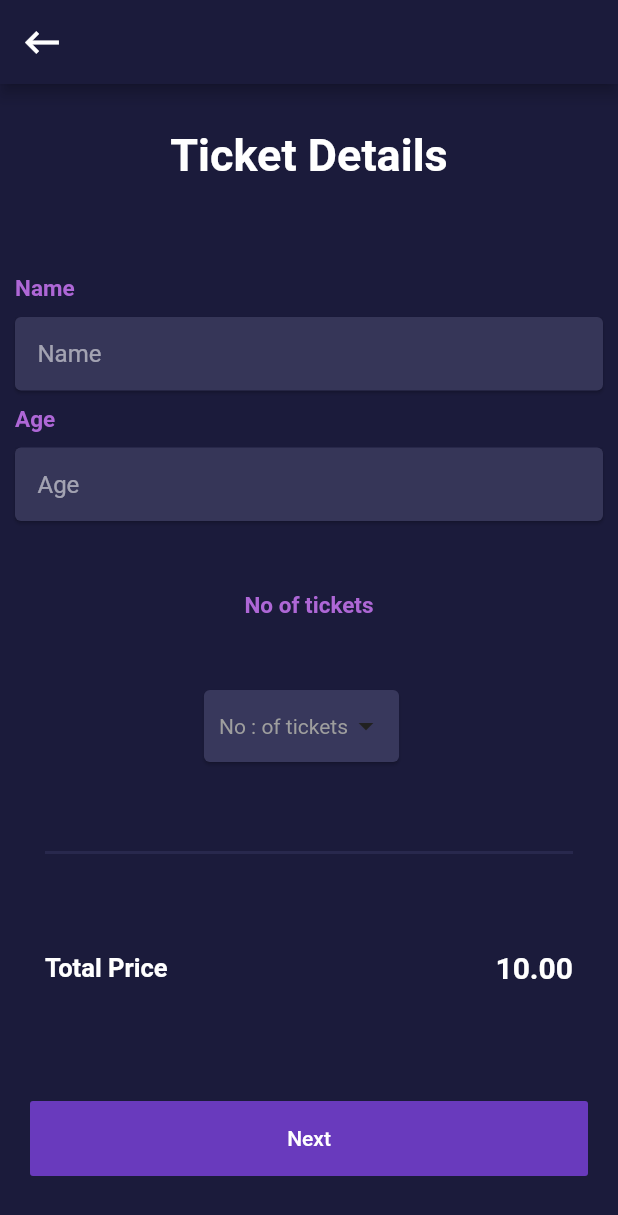
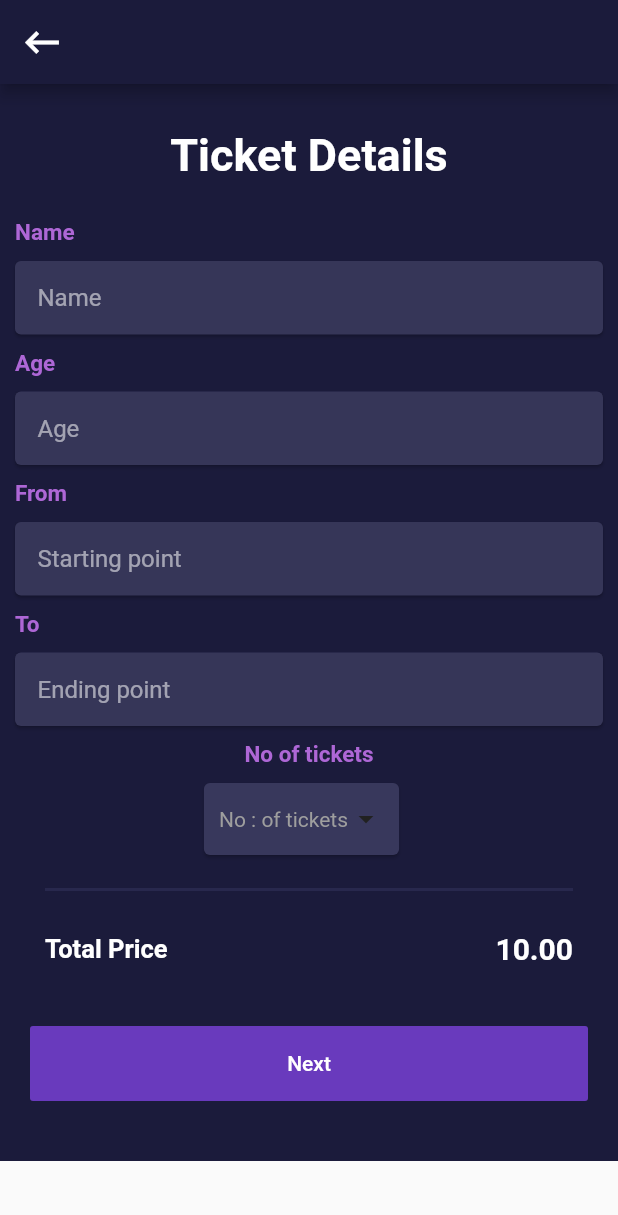
Before and after one commit to jyothir10/bus_locator, a Flutter app: the TicketDetails screen opened by its route, on a phone screen of 412 x 824 dp. Shown: the top 1215 px of the screen. Run offline on Flutter 3.47's test engine with Material 2 defaults, Android fonts, the phone set to English and light mode, and no system bars; our stand-ins replace cloud_firestore, connectivity, dots_indicator, equatable, firebase_auth, flare_flutter and 9 more; missing offline and left inert: flutter_facebook_login; accounts and stored records are empty; project files that could hold a hidden picture were left out.

```diff
--- a/lib/screens/TicketDetails Screen.dart
+++ b/lib/screens/TicketDetails Screen.dart
@@ -10,6 +10,7 @@ import 'package:bus_locator/Components/Constants.dart';
 import 'package:bus_locator/Authentication/ui/additionals.dart';
 import 'package:firebase_auth/firebase_auth.dart';
 import 'package:flutter_bloc/flutter_bloc.dart';
+import 'orderScreen.dart';
 
 final _firestore = Firestore.instance;
 FirebaseUser loggedInUser;
@@ -25,6 +26,8 @@ class _TicketDetailsState extends State<TicketDetails> {
   var ticketNo;
   String name;
   String age;
+  String from;
+  String to;
   var id;
 
   @override
@@ -59,7 +62,8 @@ class _TicketDetailsState extends State<TicketDetails> {
           ),
         ),
       ),
-      body: SafeArea(
+      body: SingleChildScrollView(
+        child: SafeArea(
           child: Container(
             color: kPageBackgroundColor,
             child: Padding(
@@ -68,8 +72,7 @@ class _TicketDetailsState extends State<TicketDetails> {
                 mainAxisSize: MainAxisSize.max,
                 mainAxisAlignment: MainAxisAlignment.spaceBetween,
                 children: <Widget>[
-                Flexible(
-                  child: Padding(
+                  Padding(
                     padding: const EdgeInsets.symmetric(vertical: 20),
                     child: Text(
                       "Ticket Details",
@@ -77,7 +80,6 @@ class _TicketDetailsState extends State<TicketDetails> {
                           color: Colors.white,
                           fontSize: 30,
                           fontWeight: FontWeight.bold),
-                    ),
                     ),
                   ),
                   Column(
@@ -102,6 +104,24 @@ class _TicketDetailsState extends State<TicketDetails> {
                           age = value;
                         },
                       ),
+                      createLabel("From", 0),
+                      InputField(
+                        hintText: "Starting point",
+                        obscureText: false,
+                        horizontal: 0,
+                        onChanged: (value) {
+                          from = value;
+                        },
+                      ),
+                      createLabel("To", 0),
+                      InputField(
+                        hintText: "Ending point",
+                        obscureText: false,
+                        horizontal: 0,
+                        onChanged: (value) {
+                          to = value;
+                        },
+                      ),
                     ],
                   ),
                   Padding(
@@ -118,7 +138,8 @@ class _TicketDetailsState extends State<TicketDetails> {
                     margin: EdgeInsets.fromLTRB(0, 5, 10, 5),
                     color: HexColor("#38385c"),
                     child: Padding(
-                    padding: EdgeInsets.symmetric(vertical: 0, horizontal: 10),
+                      padding:
+                          EdgeInsets.symmetric(vertical: 0, horizontal: 10),
                       child: DropdownButton<String>(
                         items: <String>[
                           '1',
@@ -147,26 +168,24 @@ class _TicketDetailsState extends State<TicketDetails> {
                           style: TextStyle(color: Colors.grey),
                         ),
                         onChanged: (value) {
-                        setState(() {
                           ticketNo = value;
                           print(ticketNo);
-                        });
                           //TODO : calculate total price
                         },
                       ),
                     ),
                   ),
                   Padding(
-                  padding:
-                      const EdgeInsets.symmetric(horizontal: 20, vertical: 10),
+                    padding: const EdgeInsets.symmetric(
+                        horizontal: 20, vertical: 10),
                     child: Divider(
                       thickness: 2,
                       color: Color(0xFF28284D),
                     ),
                   ),
                   Padding(
-                  padding:
-                      const EdgeInsets.symmetric(horizontal: 20, vertical: 10),
+                    padding: const EdgeInsets.symmetric(
+                        horizontal: 20, vertical: 10),
                     child: Row(
                       mainAxisAlignment: MainAxisAlignment.spaceBetween,
                       children: <Widget>[
@@ -189,8 +208,7 @@ class _TicketDetailsState extends State<TicketDetails> {
                       ],
                     ),
                   ),
-                Flexible(
-                  child: Padding(
+                  Padding(
                     padding: const EdgeInsets.fromLTRB(10, 30, 10, 30),
                     child: Container(
                       width: double.infinity,
@@ -213,6 +231,12 @@ class _TicketDetailsState extends State<TicketDetails> {
                                 'age': age,
                                 'passengerno': ticketNo,
                                 'id': id,
+                                'from': from,
+                                'to': to,
+                                'busname': busName,
+                                'fare': fare,
+                                'distance': distance,
+                                'type': busType,
                               });
                             } catch (e) {
                               print(e);
@@ -223,8 +247,8 @@ class _TicketDetailsState extends State<TicketDetails> {
                       ),
                     ),
                   ),
+                ],
               ),
-              ],
             ),
           ),
         ),
```
Also changed, not shown: lib/screens/orderScreen.dart (+12 -0 lines). Lines whose indentation alone changed are shown as unchanged.
